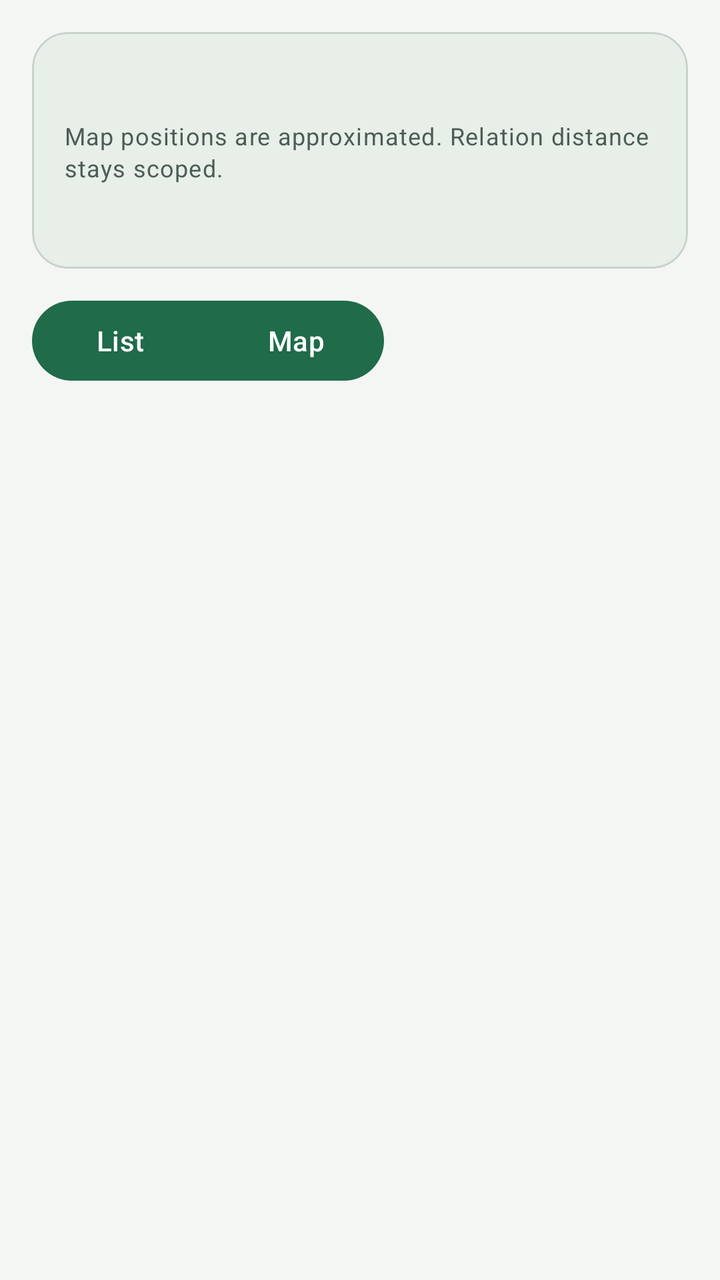
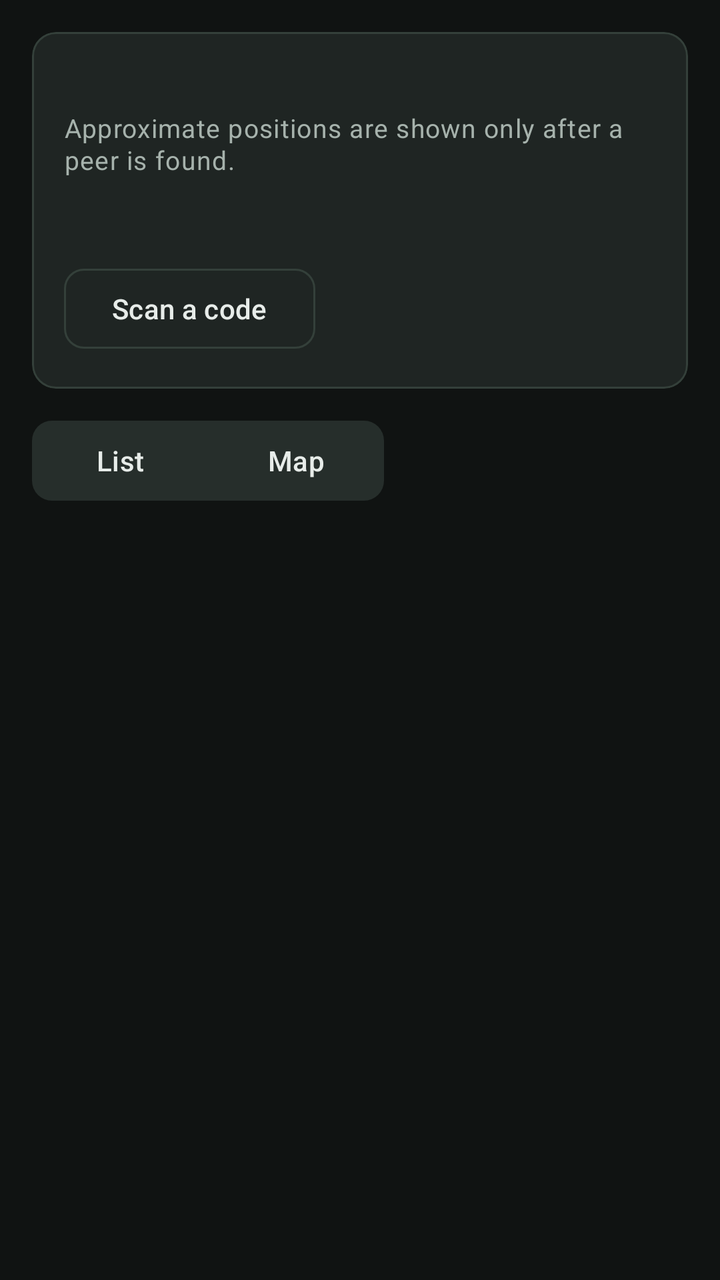

An Android layout rendered at two revisions. The XML below is the earlier revision; the diff shows what the commit changed to produce the second picture.
<!-- AndroidManifest.xml: application theme Theme.PineKone -->
<!-- res/layout/fragment_nearby.xml -->
<?xml version="1.0" encoding="utf-8"?>
<androidx.constraintlayout.widget.ConstraintLayout xmlns:android="http://schemas.android.com/apk/res/android"
    xmlns:app="http://schemas.android.com/apk/res-auto"
    android:layout_width="match_parent"
    android:layout_height="match_parent"
    android:background="@color/pk_canvas">

    <com.google.android.material.card.MaterialCardView
        android:id="@+id/nearbySummaryCard"
        style="@style/Widget.PineKone.HighlightCard"
        android:layout_width="0dp"
        android:layout_height="wrap_content"
        android:layout_marginStart="16dp"
        android:layout_marginTop="16dp"
        android:layout_marginEnd="16dp"
        app:layout_constraintEnd_toEndOf="parent"
        app:layout_constraintStart_toStartOf="parent"
        app:layout_constraintTop_toTopOf="parent">

        <LinearLayout
            android:layout_width="match_parent"
            android:layout_height="wrap_content"
            android:orientation="vertical"
            android:padding="16dp">

            <com.google.android.material.textview.MaterialTextView
                android:id="@+id/nearbyStatus"
                android:layout_width="match_parent"
                android:layout_height="wrap_content"
                android:textAppearance="@style/TextAppearance.PineKone.Title" />

            <com.google.android.material.textview.MaterialTextView
                android:id="@+id/nearbyHint"
                android:layout_width="match_parent"
                android:layout_height="wrap_content"
                android:layout_marginTop="6dp"
                android:text="@string/nearby_map_hint"
                android:textAppearance="@style/TextAppearance.PineKone.Meta" />

            <com.google.android.material.textview.MaterialTextView
                android:id="@+id/nearbyTransportStatus"
                android:layout_width="match_parent"
                android:layout_height="wrap_content"
                android:layout_marginTop="10dp"
                android:textAppearance="@style/TextAppearance.PineKone.Meta" />
        </LinearLayout>
    </com.google.android.material.card.MaterialCardView>

    <com.google.android.material.button.MaterialButtonToggleGroup
        android:id="@+id/viewModeToggle"
        android:layout_width="wrap_content"
        android:layout_height="wrap_content"
        android:layout_marginStart="16dp"
        android:layout_marginTop="12dp"
        app:checkedButton="@id/viewModeList"
        app:layout_constraintStart_toStartOf="parent"
        app:layout_constraintTop_toBottomOf="@id/nearbySummaryCard">

        <com.google.android.material.button.MaterialButton
            android:id="@+id/viewModeList"
            android:layout_width="wrap_content"
            android:layout_height="wrap_content"
            android:text="@string/nearby_view_list" />

        <com.google.android.material.button.MaterialButton
            android:id="@+id/viewModeMap"
            android:layout_width="wrap_content"
            android:layout_height="wrap_content"
            android:text="@string/nearby_view_map" />

    </com.google.android.material.button.MaterialButtonToggleGroup>

    <androidx.recyclerview.widget.RecyclerView
        android:id="@+id/nearbyList"
        android:layout_width="0dp"
        android:layout_height="0dp"
        android:layout_marginStart="16dp"
        android:layout_marginTop="12dp"
        android:layout_marginEnd="16dp"
        android:layout_marginBottom="16dp"
        app:layout_constraintBottom_toBottomOf="parent"
        app:layout_constraintEnd_toEndOf="parent"
        app:layout_constraintStart_toStartOf="parent"
        app:layout_constraintTop_toBottomOf="@id/viewModeToggle" />

    <com.google.android.material.textview.MaterialTextView
        android:id="@+id/nearbyEmpty"
        android:layout_width="wrap_content"
        android:layout_height="wrap_content"
        android:text="@string/nearby_devices_placeholder"
        android:textAppearance="@style/TextAppearance.Material3.BodyMedium"
        android:visibility="gone"
        app:layout_constraintBottom_toBottomOf="@id/nearbyList"
        app:layout_constraintEnd_toEndOf="@id/nearbyList"
        app:layout_constraintStart_toStartOf="@id/nearbyList"
        app:layout_constraintTop_toTopOf="@id/nearbyList" />

    <FrameLayout
        android:id="@+id/mapContainer"
        android:layout_width="0dp"
        android:layout_height="0dp"
        android:layout_marginStart="16dp"
        android:layout_marginTop="12dp"
        android:layout_marginEnd="16dp"
        android:layout_marginBottom="16dp"
        android:visibility="gone"
        app:layout_constraintBottom_toBottomOf="parent"
        app:layout_constraintEnd_toEndOf="parent"
        app:layout_constraintStart_toStartOf="parent"
        app:layout_constraintTop_toBottomOf="@id/viewModeToggle">

        <org.osmdroid.views.MapView
            android:id="@+id/mapView"
            android:layout_width="match_parent"
            android:layout_height="match_parent" />

        <com.google.android.material.floatingactionbutton.ExtendedFloatingActionButton
            android:id="@+id/mapPingButton"
            android:layout_width="wrap_content"
            android:layout_height="wrap_content"
            android:layout_gravity="bottom|end"
            android:layout_margin="16dp"
            android:text="@string/nearby_ping_all"
            android:visibility="gone" />

    </FrameLayout>

</androidx.constraintlayout.widget.ConstraintLayout>
<!-- resources referenced by this layout -->
<resources>
  <color name="pk_canvas">#F4F6F3</color>
  <string name="nearby_devices_placeholder">No relays discovered yet.</string>
  <string name="nearby_map_hint">Map positions are approximated. Relation distance stays scoped.</string>
  <string name="nearby_ping_all">Ping all</string>
  <style name="TextAppearance.PineKone.Meta" parent="TextAppearance.Material3.BodySmall">
          <item name="android:textColor">@color/md_theme_on_surface_variant</item>
      </style>
  <style name="TextAppearance.PineKone.Title" parent="TextAppearance.Material3.TitleMedium">
          <item name="android:textColor">@color/pk_pine_dark</item>
          <item name="android:textStyle">bold</item>
      </style>
  <style name="Widget.PineKone.HighlightCard" parent="Widget.PineKone.SurfaceCard">
          <item name="cardBackgroundColor">@color/md_theme_surface_variant</item>
      </style>
  <style name="Theme.PineKone" parent="Theme.Material3.DayNight.NoActionBar">
          <item name="colorPrimary">@color/md_theme_primary</item>
          <item name="colorOnPrimary">@color/md_theme_on_primary</item>
          <item name="colorPrimaryContainer">@color/md_theme_primary_container</item>
          <item name="colorOnPrimaryContainer">@color/md_theme_on_primary_container</item>
          <item name="colorSecondary">@color/md_theme_secondary</item>
          <item name="colorOnSecondary">@color/md_theme_on_secondary</item>
          <item name="colorSecondaryContainer">@color/md_theme_secondary_container</item>
          <item name="colorOnSecondaryContainer">@color/md_theme_on_secondary_container</item>
          <item name="colorTertiary">@color/md_theme_tertiary</item>
          <item name="colorOnTertiary">@color/md_theme_on_tertiary</item>
          <item name="colorOnBackground">@color/md_theme_on_background</item>
          <item name="colorSurface">@color/md_theme_surface</item>
          <item name="colorOnSurface">@color/md_theme_on_surface</item>
          <item name="colorSurfaceVariant">@color/md_theme_surface_variant</item>
          <item name="colorOnSurfaceVariant">@color/md_theme_on_surface_variant</item>
          <item name="colorOutline">@color/md_theme_outline</item>
          <item name="colorError">@color/md_theme_error</item>
          <item name="colorOnError">@color/md_theme_on_error</item>
          <item name="colorErrorContainer">@color/md_theme_error_container</item>
          <item name="colorOnErrorContainer">@color/md_theme_on_error_container</item>
          <item name="android:windowBackground">@color/pk_canvas</item>
          <item name="android:statusBarColor" tools:targetApi="l">@color/pk_canvas</item>
          <item name="android:navigationBarColor">@color/pk_canvas</item>
          <item name="toolbarStyle">@style/Widget.PineKone.Toolbar</item>
      </style>
  <color name="md_theme_on_surface_variant">#4B5D54</color>
  <color name="pk_pine_dark">#10201A</color>
  <style name="Widget.PineKone.SurfaceCard" parent="Widget.Material3.CardView.Elevated">
          <item name="cardBackgroundColor">@color/md_theme_surface</item>
          <item name="cardCornerRadius">18dp</item>
          <item name="strokeColor">@color/md_theme_outline</item>
          <item name="strokeWidth">1dp</item>
          <item name="cardElevation">0dp</item>
      </style>
  <color name="md_theme_surface_variant">#E8EEE8</color>
  <color name="md_theme_primary">#1F6B4A</color>
  <color name="md_theme_on_primary">#FFFFFF</color>
  <color name="md_theme_primary_container">#D7EBDD</color>
  <color name="md_theme_on_primary_container">#10201A</color>
  <color name="md_theme_secondary">#1C8CA8</color>
  <color name="md_theme_on_secondary">#FFFFFF</color>
  <color name="md_theme_secondary_container">#D9F0F4</color>
  <color name="md_theme_on_secondary_container">#0D2730</color>
  <color name="md_theme_tertiary">#7A6B3B</color>
  <color name="md_theme_on_tertiary">#FFFFFF</color>
  <color name="md_theme_on_background">#10201A</color>
  <color name="md_theme_surface">#FFFFFF</color>
  <color name="md_theme_on_surface">#10201A</color>
  <color name="md_theme_outline">#C8D2CB</color>
  <color name="md_theme_error">#B34032</color>
  <color name="md_theme_on_error">#FFFFFF</color>
  <color name="md_theme_error_container">#F7DDDA</color>
  <color name="md_theme_on_error_container">#3A0E0A</color>
  <style name="Widget.PineKone.Toolbar" parent="Widget.Material3.Toolbar">
          <item name="android:background">@color/pk_canvas</item>
          <item name="titleTextColor">@color/pk_pine_dark</item>
          <item name="subtitleTextColor">@color/md_theme_on_surface_variant</item>
      </style>
  <!-- unchanged entries left out for length: 2 -->
</resources>

<!-- the commit's change to res/layout/fragment_nearby.xml (unified diff, before → after) -->
@@ -27,13 +27,13 @@
                 android:id="@+id/nearbyStatus"
                 android:layout_width="match_parent"
                 android:layout_height="wrap_content"
-                android:textAppearance="@style/TextAppearance.PineKone.Title" />
+                android:textAppearance="@style/TextAppearance.PineKone.SectionTitle" />
 
             <com.google.android.material.textview.MaterialTextView
                 android:id="@+id/nearbyHint"
                 android:layout_width="match_parent"
                 android:layout_height="wrap_content"
-                android:layout_marginTop="6dp"
+                android:layout_marginTop="4dp"
                 android:text="@string/nearby_map_hint"
                 android:textAppearance="@style/TextAppearance.PineKone.Meta" />
 
@@ -43,11 +43,20 @@
                 android:layout_height="wrap_content"
                 android:layout_marginTop="10dp"
                 android:textAppearance="@style/TextAppearance.PineKone.Meta" />
+
+            <com.google.android.material.button.MaterialButton
+                android:id="@+id/nearbyActionButton"
+                style="@style/Widget.PineKone.OutlinedButton"
+                android:layout_width="wrap_content"
+                android:layout_height="wrap_content"
+                android:layout_marginTop="14dp"
+                android:text="@string/nearby_action_scan" />
         </LinearLayout>
     </com.google.android.material.card.MaterialCardView>
 
     <com.google.android.material.button.MaterialButtonToggleGroup
         android:id="@+id/viewModeToggle"
+        style="@style/Widget.PineKone.ToggleGroup"
         android:layout_width="wrap_content"
         android:layout_height="wrap_content"
         android:layout_marginStart="16dp"
@@ -58,12 +67,14 @@
 
         <com.google.android.material.button.MaterialButton
             android:id="@+id/viewModeList"
+            style="@style/Widget.PineKone.TonalButton"
             android:layout_width="wrap_content"
             android:layout_height="wrap_content"
             android:text="@string/nearby_view_list" />
 
         <com.google.android.material.button.MaterialButton
             android:id="@+id/viewModeMap"
+            style="@style/Widget.PineKone.TonalButton"
             android:layout_width="wrap_content"
             android:layout_height="wrap_content"
             android:text="@string/nearby_view_map" />
@@ -88,7 +99,7 @@
         android:layout_width="wrap_content"
         android:layout_height="wrap_content"
         android:text="@string/nearby_devices_placeholder"
-        android:textAppearance="@style/TextAppearance.Material3.BodyMedium"
+        android:textAppearance="@style/TextAppearance.PineKone.Body"
         android:visibility="gone"
         app:layout_constraintBottom_toBottomOf="@id/nearbyList"
         app:layout_constraintEnd_toEndOf="@id/nearbyList"
<!-- resource entries referenced after the edit -->
@@ -1,18 +1,36 @@
 <!-- resources referenced by this layout -->
 <resources>
-  <color name="pk_canvas">#F4F6F3</color>
-  <string name="nearby_devices_placeholder">No relays discovered yet.</string>
-  <string name="nearby_map_hint">Map positions are approximated. Relation distance stays scoped.</string>
-  <string name="nearby_ping_all">Ping all</string>
+  <color name="pk_canvas">#101312</color>
+  <string name="nearby_action_scan">Scan a code</string>
+  <string name="nearby_devices_placeholder">No nearby devices found yet.</string>
+  <string name="nearby_map_hint">Approximate positions are shown only after a peer is found.</string>
+  <string name="nearby_ping_all">Ping all peers</string>
+  <style name="TextAppearance.PineKone.Body" parent="TextAppearance.Material3.BodyMedium">
+          <item name="android:textColor">@color/md_theme_on_surface</item>
+      </style>
   <style name="TextAppearance.PineKone.Meta" parent="TextAppearance.Material3.BodySmall">
           <item name="android:textColor">@color/md_theme_on_surface_variant</item>
+          <item name="android:textSize">13sp</item>
       </style>
-  <style name="TextAppearance.PineKone.Title" parent="TextAppearance.Material3.TitleMedium">
+  <style name="TextAppearance.PineKone.SectionTitle" parent="TextAppearance.Material3.TitleSmall">
           <item name="android:textColor">@color/pk_pine_dark</item>
           <item name="android:textStyle">bold</item>
       </style>
   <style name="Widget.PineKone.HighlightCard" parent="Widget.PineKone.SurfaceCard">
-          <item name="cardBackgroundColor">@color/md_theme_surface_variant</item>
+          <item name="cardBackgroundColor">@color/pk_surface_alt</item>
+      </style>
+  <style name="Widget.PineKone.OutlinedButton" parent="Widget.Material3.Button.OutlinedButton">
+          <item name="cornerRadius">10dp</item>
+          <item name="strokeColor">@color/md_theme_outline</item>
+          <item name="android:textColor">@color/md_theme_on_surface</item>
+      </style>
+  <style name="Widget.PineKone.ToggleGroup" parent="Widget.Material3.MaterialButtonToggleGroup">
+          <item name="singleSelection">true</item>
+      </style>
+  <style name="Widget.PineKone.TonalButton" parent="Widget.Material3.Button.TonalButton">
+          <item name="cornerRadius">10dp</item>
+          <item name="backgroundTint">@color/pk_surface_raised</item>
+          <item name="android:textColor">@color/md_theme_on_surface</item>
       </style>
   <style name="Theme.PineKone" parent="Theme.Material3.DayNight.NoActionBar">
           <item name="colorPrimary">@color/md_theme_primary</item>
@@ -38,41 +56,54 @@
           <item name="android:windowBackground">@color/pk_canvas</item>
           <item name="android:statusBarColor" tools:targetApi="l">@color/pk_canvas</item>
           <item name="android:navigationBarColor">@color/pk_canvas</item>
+          <item name="android:windowLightStatusBar" tools:targetApi="m">false</item>
+          <item name="android:windowLightNavigationBar" tools:targetApi="o_mr1">false</item>
           <item name="toolbarStyle">@style/Widget.PineKone.Toolbar</item>
+          <item name="materialCardViewStyle">@style/Widget.PineKone.SurfaceCard</item>
+          <item name="chipStyle">@style/Widget.PineKone.Chip</item>
       </style>
-  <color name="md_theme_on_surface_variant">#4B5D54</color>
-  <color name="pk_pine_dark">#10201A</color>
+  <color name="md_theme_on_surface_variant">#A6B2AC</color>
+  <color name="pk_pine_dark">#E7ECE9</color>
   <style name="Widget.PineKone.SurfaceCard" parent="Widget.Material3.CardView.Elevated">
-          <item name="cardBackgroundColor">@color/md_theme_surface</item>
-          <item name="cardCornerRadius">18dp</item>
+          <item name="cardBackgroundColor">@color/pk_surface</item>
+          <item name="cardCornerRadius">12dp</item>
           <item name="strokeColor">@color/md_theme_outline</item>
           <item name="strokeWidth">1dp</item>
           <item name="cardElevation">0dp</item>
       </style>
-  <color name="md_theme_surface_variant">#E8EEE8</color>
-  <color name="md_theme_primary">#1F6B4A</color>
-  <color name="md_theme_on_primary">#FFFFFF</color>
-  <color name="md_theme_primary_container">#D7EBDD</color>
-  <color name="md_theme_on_primary_container">#10201A</color>
-  <color name="md_theme_secondary">#1C8CA8</color>
-  <color name="md_theme_on_secondary">#FFFFFF</color>
-  <color name="md_theme_secondary_container">#D9F0F4</color>
-  <color name="md_theme_on_secondary_container">#0D2730</color>
-  <color name="md_theme_tertiary">#7A6B3B</color>
-  <color name="md_theme_on_tertiary">#FFFFFF</color>
-  <color name="md_theme_on_background">#10201A</color>
-  <color name="md_theme_surface">#FFFFFF</color>
-  <color name="md_theme_on_surface">#10201A</color>
-  <color name="md_theme_outline">#C8D2CB</color>
-  <color name="md_theme_error">#B34032</color>
-  <color name="md_theme_on_error">#FFFFFF</color>
-  <color name="md_theme_error_container">#F7DDDA</color>
-  <color name="md_theme_on_error_container">#3A0E0A</color>
+  <color name="pk_surface_alt">#1F2523</color>
+  <color name="md_theme_surface_variant">#1F2523</color>
+  <color name="md_theme_primary">#3D8C62</color>
+  <color name="md_theme_on_primary">#08110C</color>
+  <color name="md_theme_primary_container">#163524</color>
+  <color name="md_theme_on_primary_container">#D5E9DC</color>
+  <color name="md_theme_secondary">#4F97AC</color>
+  <color name="md_theme_on_secondary">#081217</color>
+  <color name="md_theme_secondary_container">#162A31</color>
+  <color name="md_theme_on_secondary_container">#D1E7ED</color>
+  <color name="md_theme_tertiary">#8C7B46</color>
+  <color name="md_theme_on_tertiary">#110F09</color>
+  <color name="md_theme_on_background">#E7ECE9</color>
+  <color name="md_theme_surface">#171C1A</color>
+  <color name="md_theme_on_surface">#E7ECE9</color>
+  <color name="md_theme_outline">#34403A</color>
+  <color name="pk_surface_raised">#262E2B</color>
+  <color name="md_theme_error">#D96C61</color>
+  <color name="md_theme_on_error">#170A08</color>
+  <color name="md_theme_error_container">#3B1714</color>
+  <color name="md_theme_on_error_container">#F7D7D3</color>
   <style name="Widget.PineKone.Toolbar" parent="Widget.Material3.Toolbar">
           <item name="android:background">@color/pk_canvas</item>
           <item name="titleTextColor">@color/pk_pine_dark</item>
           <item name="subtitleTextColor">@color/md_theme_on_surface_variant</item>
+          <item name="android:minHeight">56dp</item>
       </style>
+  <style name="Widget.PineKone.Chip" parent="Widget.Material3.Chip.Assist">
+          <item name="chipCornerRadius">10dp</item>
+          <item name="android:textStyle">bold</item>
+          <item name="chipMinHeight">32dp</item>
+      </style>
+  <color name="pk_surface">#171C1A</color>
   <!-- unchanged entries left out for length: 2 -->
 </resources>
 
